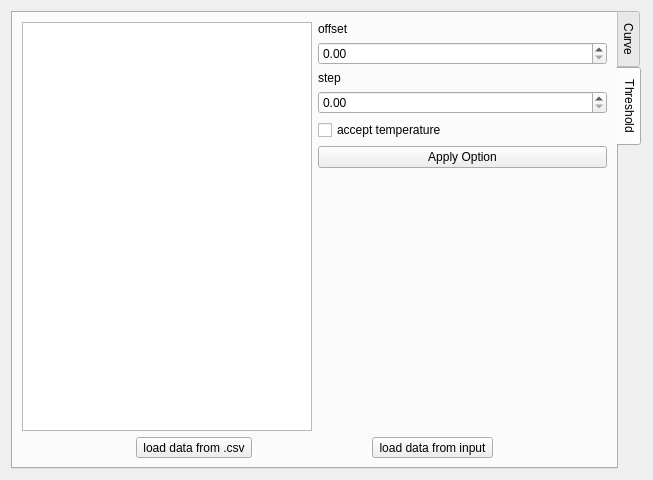
First picture: the form in src/form/FormPlotCorrection/ShowCorrectionCurve/showcorrectioncurve.ui, repository MRsoymilk/MySerial, before the edit.
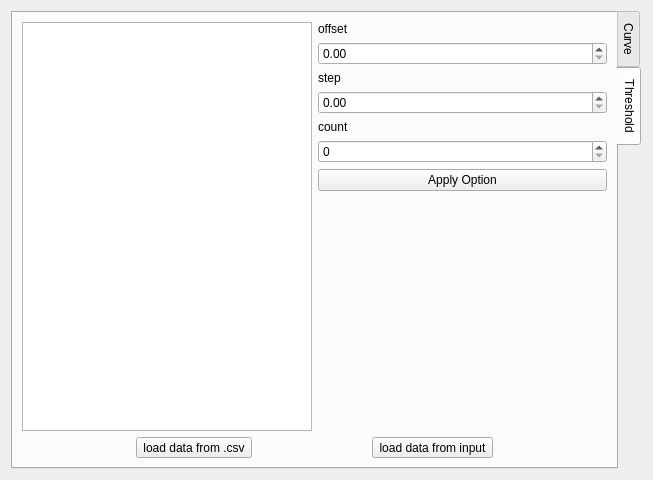
Second picture: the form after the edit. The open tabs and pages were chosen to show the change.

What changed in the file:
```diff
--- a/src/form/FormPlotCorrection/ShowCorrectionCurve/showcorrectioncurve.ui
+++ b/src/form/FormPlotCorrection/ShowCorrectionCurve/showcorrectioncurve.ui
@@ -204,9 +204,16 @@
           <widget class="QDoubleSpinBox" name="doubleSpinBoxStep"/>
          </item>
          <item>
-          <widget class="QCheckBox" name="checkBoxAcceptTemperature">
+          <widget class="QLabel" name="labelCount">
            <property name="text">
-            <string>accept temperature</string>
+            <string>count</string>
+           </property>
+          </widget>
+         </item>
+         <item>
+          <widget class="QSpinBox" name="spinBoxCount">
+           <property name="maximum">
+            <number>9999</number>
            </property>
           </widget>
          </item>
```
Left out of the diff: 2 changed lines with no effect on the pictures.
